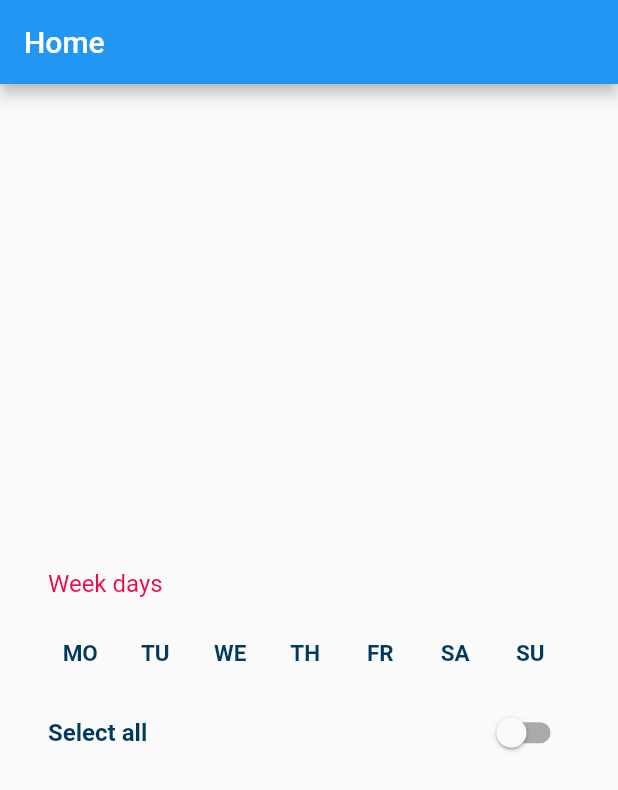
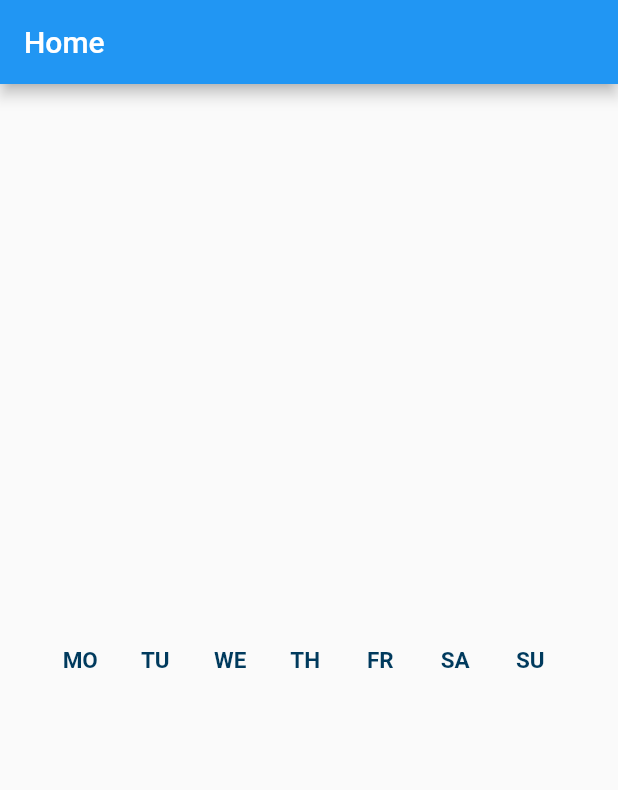
Before and after one commit to comp90018-2020/selection_picker, a Flutter app: the screen it shows after launch, on a phone screen of 412 x 824 dp. Shown: the top 790 px of the screen. Run offline on Flutter 3.47's test engine with Material 2 defaults, Android fonts, the phone set to English and light mode, and no system bars.

Commit message:
remove scaffold around widget

```diff
--- a/lib/selectionpicker.dart
+++ b/lib/selectionpicker.dart
@@ -36,36 +36,12 @@ class SelectionPickerState extends State<SelectionPicker> {
 
   @override
   Widget build(BuildContext context) {
-    return Scaffold(
-        body: Center(
-      child: Container(
-        margin: EdgeInsets.all(16.0),
-        child: Column(
-          mainAxisSize: MainAxisSize.min,
-          children: <Widget>[
-            _showTitle(widget.showTitle),
-            Container(
-                alignment: widget.aligment,
-                child: Wrap(
-                  children: _createItems(),
-                )),
-            _showSelectedAllWidget(widget.showSelectAll),
-          ],
-        ),
+    return Container(
+      alignment: widget.aligment,
+      child: Wrap(
+        children: _createItems(),
       ),
-    ));
-  }
-
-  Widget _showTitle(bool select) {
-    if (select && widget.title != null) {
-      return Container(
-          margin:
-              EdgeInsets.only(left: 16.0, right: 16.0, top: 16.0, bottom: 12.0),
-          alignment: Alignment.centerLeft,
-          child: widget.title);
-    } else {
-      return Container();
-    }
+    );
   }
 
   List<Widget> _createItems() {
@@ -124,34 +100,6 @@ class SelectionPickerState extends State<SelectionPicker> {
 
   _removeFromSelectedDays(SelectionItem day) => selectedDays.remove(day);
 
-  Widget _showSelectedAllWidget(bool select) =>
-      select ? _createSelectAllDays() : Container();
-
-  Widget _createSelectAllDays() {
-    return SwitchListTile(
-        value: isChecked,
-        title: widget.selectAllTitle != null
-            ? widget.selectAllTitle
-            : Text("Set switch title here"),
-        activeColor: Color(0xFF003A5D),
-        onChanged: (checked) {
-          setState(() {
-            isChecked = checked;
-            _selectAllDays(isChecked);
-          });
-        });
-  }
-
-  _selectAllDays(bool select) {
-    selectedDays.clear();
-    widget.items.forEach((item) {
-      item.isSelected = select;
-      if (select) selectedDays.add(item);
-    });
-
-    widget.onSelected(selectedDays);
-  }
-
   _updateSwitch() {
     isChecked = selectedDays.length == widget.items.length ? true : false;
   }
```
Also changed, not shown: example/pubspec.lock, pubspec.lock.
